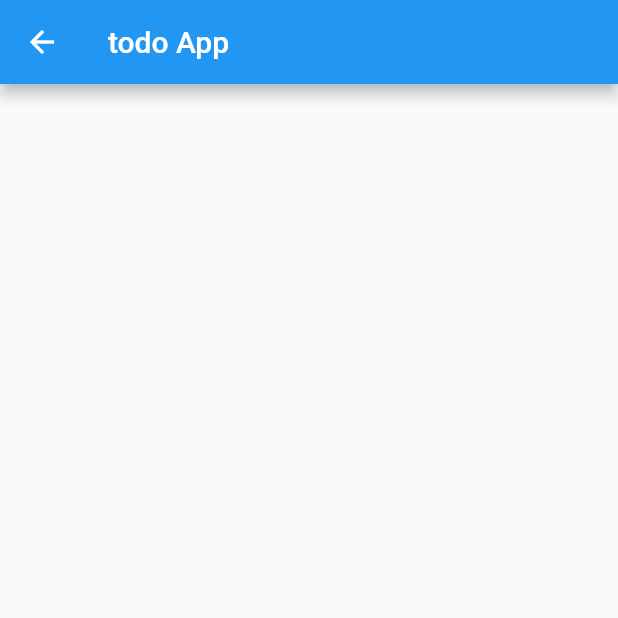
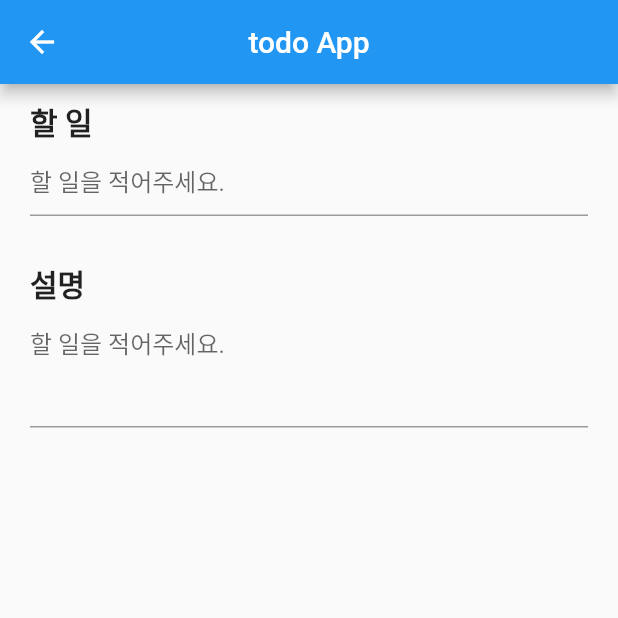
Before and after one commit to Uheeking/flutter_todo, a Flutter app: the TodoAdd screen opened directly, on a phone screen of 412 x 824 dp, the top half of it. Run offline on Flutter 3.47's test engine with Material 2 defaults, Android fonts, the phone set to English and light mode, and no system bars; our stand-ins replace table_calendar.

Commit message:
create todo page

```diff
--- a/lib/todo.dart
+++ b/lib/todo.dart
@@ -15,7 +15,9 @@ class _TodoState extends State<Todo> {
   @override
   Widget build(BuildContext context) {
     return Scaffold(
-      appBar: AppBar(title: Text('todolist')),
+      appBar: AppBar(
+        title: Text('todolist'),
+      ),
       body: Calendar(),
       floatingActionButton: FloatingActionButton(
         onPressed: () {
--- a/lib/todoAdd.dart
+++ b/lib/todoAdd.dart
@@ -15,6 +15,36 @@ class _TodoAddState extends State<TodoAdd> {
     return Scaffold(
       appBar: AppBar(
         title: Text('todo App'),
+        centerTitle: true,
+      ),
+      body: Container(
+        padding: EdgeInsets.fromLTRB(20, 10, 20, 0),
+        child: Column(children: <Widget>[
+          Container(
+            alignment: Alignment.centerLeft,
+            child: Text(
+              '할 일',
+              style: TextStyle(fontWeight: FontWeight.bold, fontSize: 20),
+            ),
+          ),
+          TextField(
+            decoration: InputDecoration(hintText: '할 일을 적어주세요.'),
+          ),
+          SizedBox(
+            height: 30,
+          ),
+          Container(
+            alignment: Alignment.centerLeft,
+            child: Text(
+              '설명',
+              style: TextStyle(fontWeight: FontWeight.bold, fontSize: 20),
+            ),
+          ),
+          TextField(
+            maxLines: 3,
+            decoration: InputDecoration(hintText: '할 일을 적어주세요.'),
+          )
+        ]),
       ),
     );
   }
```
